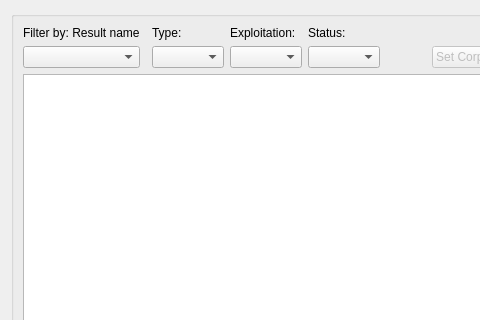
The window that core/ui/toolbars/am/priority_manager.ui (Giswater/giswater_qgis_plugin) describes before a commit, drawn with Qt 5; both pictures show x 0 to 480 and y 0 to 320 of the 1185 by 555 pixel window.
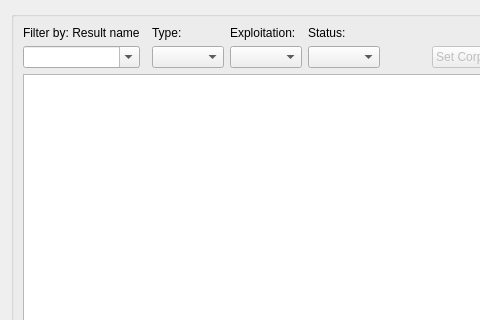
The same window after the commit.

Commit message: style(am_result_manager.cmb_name): allow to write in combo box

The edit to the form file:
```diff
--- a/core/ui/toolbars/am/priority_manager.ui
+++ b/core/ui/toolbars/am/priority_manager.ui
@@ -150,7 +150,11 @@
        <widget class="QComboBox" name="cmb_status"/>
       </item>
       <item row="1" column="0">
-       <widget class="QComboBox" name="cmb_name"/>
+       <widget class="QComboBox" name="cmb_name">
+        <property name="editable">
+         <bool>true</bool>
+        </property>
+       </widget>
       </item>
      </layout>
     </widget>
```
The commit also changes 1 other file.
